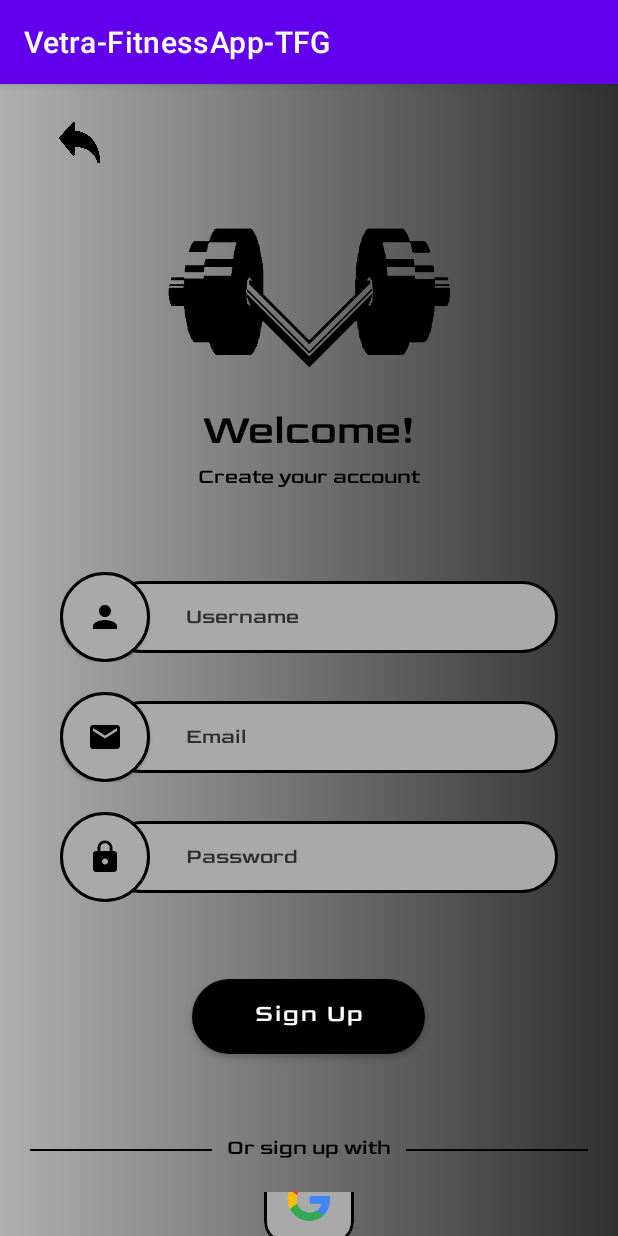
After one commit to Josecp03/Vetra-FitnessApp-TFG, an Android app: the SignUpActivity screen opened directly, with no data from a screen before it, on a phone screen of 412 x 824 dp. The commit adds this screen. Run offline under Robolectric (Android 15) with nearby library versions, the phone set to English and light mode, and no system bars.

Commit message:
Diseño SignUp terminado

```diff
--- a/app/src/main/java/com/example/vetra_fitnessapp_tfg/view/activities/SignInActivity.java
+++ b/app/src/main/java/com/example/vetra_fitnessapp_tfg/view/activities/SignInActivity.java
@@ -32,7 +32,7 @@ public class SignInActivity extends AppCompatActivity {
             }
         });
 
-        // Botón de ggogle
+        // Botón de Google
         MaterialCardView btnGoogle = findViewById(R.id.buttonGoogle);
         btnGoogle.setOnClickListener(new View.OnClickListener() {
             @Override
--- /dev/null
+++ b/app/src/main/java/com/example/vetra_fitnessapp_tfg/view/activities/SignUpActivity.java
@@ -0,0 +1,23 @@
+package com.example.vetra_fitnessapp_tfg.view.activities;
+
+import android.os.Bundle;
+
+import androidx.activity.EdgeToEdge;
+import androidx.appcompat.app.AppCompatActivity;
+import androidx.core.graphics.Insets;
+import androidx.core.view.ViewCompat;
+import androidx.core.view.WindowInsetsCompat;
+
+import com.example.vetra_fitnessapp_tfg.R;
+
+public class SignUpActivity extends AppCompatActivity {
+
+    @Override
+    protected void onCreate(Bundle savedInstanceState) {
+        super.onCreate(savedInstanceState);
+        setContentView(R.layout.activity_sign_up);
+
+
+
+    }
+}
--- /dev/null
+++ b/app/src/main/res/drawable/baseline_person_24.xml
@@ -0,0 +1,5 @@
+<vector xmlns:android="http://schemas.android.com/apk/res/android" android:height="24dp" android:tint="#000000" android:viewportHeight="24" android:viewportWidth="24" android:width="24dp">
+
+    <path android:fillColor="@android:color/white" android:pathData="M12,12c2.21,0 4,-1.79 4,-4s-1.79,-4 -4,-4 -4,1.79 -4,4 1.79,4 4,4zM12,14c-2.67,0 -8,1.34 -8,4v2h16v-2c0,-2.66 -5.33,-4 -8,-4z"/>
+
+</vector>
--- /dev/null
+++ b/app/src/main/res/layout/activity_sign_up.xml
@@ -0,0 +1,334 @@
+<?xml version="1.0" encoding="utf-8"?>
+<LinearLayout xmlns:android="http://schemas.android.com/apk/res/android"
+    xmlns:app="http://schemas.android.com/apk/res-auto"
+    xmlns:tools="http://schemas.android.com/tools"
+    android:id="@+id/main"
+    android:layout_width="match_parent"
+    android:layout_height="match_parent"
+    android:background="@drawable/gradient_background"
+    android:orientation="vertical"
+    android:textAlignment="center"
+    tools:context=".view.activities.SignInActivity">
+
+    <ImageView
+        android:id="@+id/btnBack"
+        android:layout_width="116dp"
+        android:layout_height="48dp"
+        android:layout_marginStart="20dp"
+        android:layout_marginTop="20dp"
+        android:clickable="true"
+        android:contentDescription="@string/back_icon"
+        android:focusable="true"
+        android:paddingTop="5dp"
+        android:paddingEnd="50dp"
+        android:paddingBottom="15dp"
+        android:src="@drawable/ic_back"
+        tools:ignore="RtlSymmetry" />
+
+    <ImageView
+        android:id="@+id/imageViewLogoVetra"
+        android:layout_width="match_parent"
+        android:layout_height="146dp"
+        android:contentDescription="@string/dark_logo_app"
+        android:paddingEnd="8dp"
+        app:srcCompat="@drawable/logo_vetra_black"
+        tools:ignore="RtlSymmetry" />
+
+    <TextView
+        android:id="@+id/textViewWelcomeBack"
+        android:layout_width="match_parent"
+        android:layout_height="wrap_content"
+        android:fontFamily="@font/goldman"
+        android:includeFontPadding="false"
+        android:text="@string/welcome"
+        android:textAlignment="center"
+        android:textColor="@color/black"
+        android:textSize="28sp" />
+
+    <TextView
+        android:id="@+id/textViewLogIn"
+        android:layout_width="match_parent"
+        android:layout_height="wrap_content"
+        android:layout_marginTop="5dp"
+        android:layout_marginBottom="45dp"
+        android:fontFamily="@font/goldman"
+        android:includeFontPadding="false"
+        android:text="@string/create_your_account"
+        android:textAlignment="center"
+        android:textColor="@color/black"
+        android:textSize="14sp" />
+
+    <!-- USERNAME -->
+    <LinearLayout
+        android:layout_width="match_parent"
+        android:layout_height="wrap_content"
+        android:layout_marginTop="10dp"
+        android:layout_marginBottom="10dp"
+        android:baselineAligned="false"
+        android:gravity="center_vertical"
+        android:orientation="horizontal"
+        android:paddingLeft="40dp"
+        android:paddingRight="40dp">
+
+        <FrameLayout
+            android:id="@+id/circleContainerUserName"
+            android:layout_width="60dp"
+            android:layout_height="60dp"
+            android:background="@drawable/circle_background"
+            android:elevation="1dp">
+
+            <ImageView
+                android:layout_width="wrap_content"
+                android:layout_height="wrap_content"
+                android:layout_gravity="center"
+                android:contentDescription="@string/user_icon"
+                android:src="@drawable/baseline_person_24" />
+        </FrameLayout>
+
+        <FrameLayout
+            android:id="@+id/rectangleContainerUserName"
+            android:layout_width="0dp"
+            android:layout_height="48dp"
+            android:layout_marginStart="-30dp"
+            android:layout_weight="1"
+            android:background="@drawable/rounded_rectangle_background"
+            android:elevation="0dp"
+            android:paddingStart="4dp"
+            tools:ignore="RtlSymmetry">
+
+            <EditText
+                android:id="@+id/editTextUserName"
+                android:layout_width="230dp"
+                android:layout_height="48dp"
+                android:layout_marginStart="50dp"
+                android:autofillHints=""
+                android:background="@android:color/transparent"
+                android:fontFamily="@font/goldman"
+                android:gravity="center_vertical"
+                android:hint="@string/username"
+                android:includeFontPadding="false"
+                android:inputType="text"
+                android:maxLength="50"
+                android:textColor="@android:color/black"
+                android:textColorHint="@color/dark_gray"
+                android:textSize="14sp"
+                android:textCursorDrawable="@drawable/custom_cursor"
+                tools:ignore="TextFields" />
+        </FrameLayout>
+
+    </LinearLayout>
+
+    <!-- EMAIL -->
+    <LinearLayout
+        android:layout_width="match_parent"
+        android:layout_height="wrap_content"
+        android:layout_marginTop="10dp"
+        android:layout_marginBottom="10dp"
+        android:baselineAligned="false"
+        android:gravity="center_vertical"
+        android:orientation="horizontal"
+        android:paddingLeft="40dp"
+        android:paddingRight="40dp">
+
+        <FrameLayout
+            android:id="@+id/circleContainerEmail"
+            android:layout_width="60dp"
+            android:layout_height="60dp"
+            android:background="@drawable/circle_background"
+            android:elevation="1dp">
+
+            <ImageView
+                android:layout_width="wrap_content"
+                android:layout_height="wrap_content"
+                android:layout_gravity="center"
+                android:contentDescription="@string/email_icon"
+                android:src="@drawable/baseline_email_24" />
+        </FrameLayout>
+
+        <FrameLayout
+            android:id="@+id/rectangleContainerEmail"
+            android:layout_width="0dp"
+            android:layout_height="48dp"
+            android:layout_marginStart="-30dp"
+            android:layout_weight="1"
+            android:background="@drawable/rounded_rectangle_background"
+            android:elevation="0dp"
+            android:paddingStart="4dp"
+            tools:ignore="RtlSymmetry">
+
+            <EditText
+                android:id="@+id/editTextEmail"
+                android:layout_width="230dp"
+                android:layout_height="48dp"
+                android:layout_marginStart="50dp"
+                android:autofillHints=""
+                android:background="@android:color/transparent"
+                android:fontFamily="@font/goldman"
+                android:gravity="center_vertical"
+                android:hint="@string/email"
+                android:includeFontPadding="false"
+                android:inputType="text"
+                android:maxLength="50"
+                android:textColor="@android:color/black"
+                android:textColorHint="@color/dark_gray"
+                android:textSize="14sp"
+                android:textCursorDrawable="@drawable/custom_cursor"
+                tools:ignore="TextFields" />
+        </FrameLayout>
+
+    </LinearLayout>
+
+    <!-- PASSWORD -->
+    <LinearLayout
+        android:layout_width="match_parent"
+        android:layout_height="wrap_content"
+        android:layout_marginTop="10dp"
+        android:layout_marginBottom="10dp"
+        android:baselineAligned="false"
+        android:gravity="center_vertical"
+        android:orientation="horizontal"
+        android:paddingLeft="40dp"
+        android:paddingRight="40dp">
+
+        <FrameLayout
+            android:id="@+id/circleContainerPassword"
+            android:layout_width="60dp"
+            android:layout_height="60dp"
+            android:background="@drawable/circle_background"
+            android:elevation="1dp"
+            tools:ignore="DuplicateIds">
+
+            <ImageView
+                android:layout_width="wrap_content"
+                android:layout_height="wrap_content"
+                android:layout_gravity="center"
+                android:contentDescription="@string/lock_icon"
+                android:src="@drawable/baseline_lock_24" />
+        </FrameLayout>
+
+        <FrameLayout
+            android:id="@+id/rectangleContainerPassword"
+            android:layout_width="0dp"
+            android:layout_height="48dp"
+            android:layout_marginStart="-30dp"
+            android:layout_weight="1"
+            android:background="@drawable/rounded_rectangle_background"
+            android:elevation="0dp"
+            android:paddingStart="4dp"
+            tools:ignore="DuplicateIds,RtlSymmetry">
+
+            <EditText
+                android:id="@+id/editTextPassword"
+                android:layout_width="230dp"
+                android:layout_height="48dp"
+                android:layout_marginStart="50dp"
+                android:autofillHints=""
+                android:background="@android:color/transparent"
+                android:fontFamily="@font/goldman"
+                android:gravity="center_vertical"
+                android:hint="@string/password"
+                android:includeFontPadding="false"
+                android:inputType="textPassword"
+                android:maxLength="25"
+                android:textColor="@android:color/black"
+                android:textColorHint="@color/dark_gray"
+                android:textSize="14sp"
+                android:textCursorDrawable="@drawable/custom_cursor"
+                tools:ignore="TextFields" />
+        </FrameLayout>
+
+    </LinearLayout>
+
+    <LinearLayout
+        android:layout_width="match_parent"
+        android:layout_height="wrap_content"
+        android:layout_marginTop="30dp"
+        android:layout_marginBottom="10dp"
+        android:clipChildren="false"
+        android:clipToPadding="false"
+        android:gravity="center"
+        android:paddingTop="5dp"
+        android:paddingBottom="20dp">
+
+        <com.google.android.material.button.MaterialButton
+            android:id="@+id/buttonSignIn"
+            android:layout_width="155dp"
+            android:layout_height="62dp"
+            android:fontFamily="@font/goldman"
+            android:text="@string/sign_up"
+            android:textAllCaps="false"
+            android:textColor="@android:color/white"
+            android:textSize="16sp"
+            app:backgroundTint="@color/black"
+            app:cornerRadius="25dp"
+            app:iconGravity="textStart"
+            app:iconPadding="10dp" />
+
+    </LinearLayout>
+
+    <LinearLayout
+        android:layout_width="match_parent"
+        android:layout_height="wrap_content"
+        android:layout_marginTop="15dp"
+        android:layout_marginBottom="15dp"
+        android:gravity="center"
+        android:orientation="horizontal"
+        android:paddingStart="20dp"
+        android:paddingEnd="20dp">
+
+        <View
+            android:layout_width="0dp"
+            android:layout_height="1dp"
+            android:layout_weight="1"
+            android:background="@android:color/black" />
+
+        <TextView
+            android:id="@+id/txtDivider"
+            android:layout_width="wrap_content"
+            android:layout_height="wrap_content"
+            android:layout_marginStart="10dp"
+            android:layout_marginEnd="10dp"
+            android:text="@string/or_sign_up_with"
+            android:textColor="@android:color/black"
+            android:fontFamily="@font/goldman"
+            android:textSize="14sp" />
+
+        <View
+            android:layout_width="0dp"
+            android:layout_height="1dp"
+            android:layout_weight="1"
+            android:background="@android:color/black" />
+    </LinearLayout>
+
+    <LinearLayout
+        android:layout_width="match_parent"
+        android:layout_height="wrap_content"
+        android:clipChildren="false"
+        android:clipToPadding="false"
+        android:gravity="center"
+        android:paddingBottom="20dp">
+
+        <com.google.android.material.card.MaterialCardView
+            android:id="@+id/buttonGoogle"
+            android:layout_width="60dp"
+            android:layout_height="60dp"
+            android:clickable="true"
+            android:focusable="true"
+            app:cardBackgroundColor="@color/medium_gray"
+            app:cardCornerRadius="15dp"
+            app:cardElevation="0dp"
+            app:strokeColor="@android:color/black"
+            app:strokeWidth="2dp">
+
+            <ImageView
+                android:layout_width="match_parent"
+                android:layout_height="match_parent"
+                android:contentDescription="@string/icono_de_google"
+                android:padding="10dp"
+                android:scaleType="fitCenter"
+                android:src="@drawable/ic_google" />
+        </com.google.android.material.card.MaterialCardView>
+
+    </LinearLayout>
+
+</LinearLayout>
--- a/app/src/main/res/values/strings.xml
+++ b/app/src/main/res/values/strings.xml
@@ -13,7 +13,14 @@
     <string name="sign_in">Sign In</string>
     <string name="forget_your_password">Forget your password?</string>
     <string name="or_sign_in_with">Or sign in with</string>
+    <string name="or_sign_up_with">Or sign up with</string>
     <string name="icono_de_google">Icono de google</string>
     <string name="don_t_have_an_account">Don\'t have an account?</string>
     <string name="sign_up_here">Sign up here</string>
+    <string name="welcome">Welcome!</string>
+    <string name="create_your_account">Create your account</string>
+    <string name="sign_up">Sign Up</string>
+    <string name="username">Username</string>
+    <string name="user_icon">user icon</string>
+    <string name="back_icon">back icon</string>
 </resources>
```
Also changed, not shown: app/src/main/AndroidManifest.xml (+6 -2 lines), app/src/main/res/drawable/ic_back.png (added).
